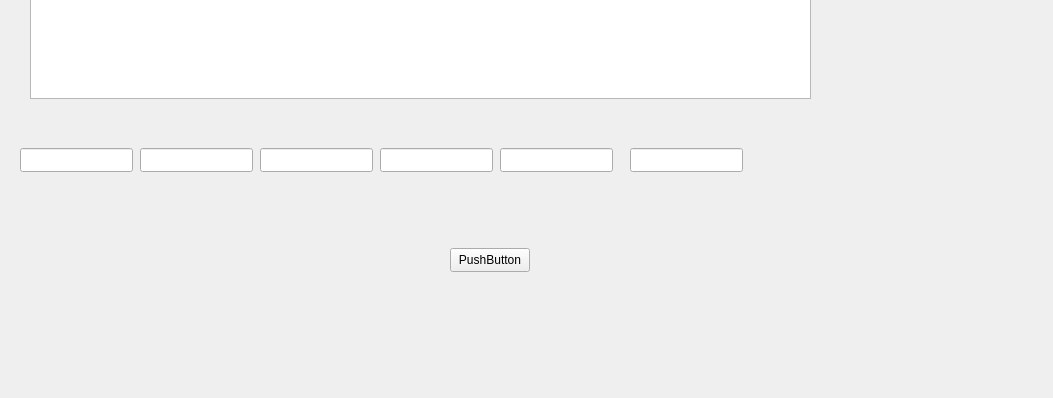
Old version of the form cpp/Accounting/saleslistform.ui in the repository Abbas2026/Accounting; both pictures show x 0 to 1053 and y 252 to 650 of the 1053 by 650 pixel window.
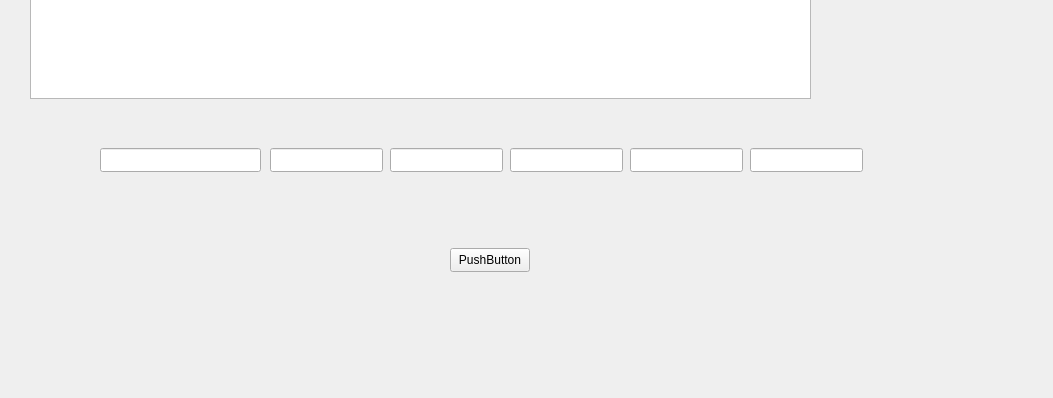
New version of the form.

Patch:
```diff
--- a/cpp/Accounting/saleslistform.ui
+++ b/cpp/Accounting/saleslistform.ui
@@ -39,7 +39,7 @@
   <widget class="QLineEdit" name="lineEdit_code">
    <property name="geometry">
     <rect>
-     <x>630</x>
+     <x>750</x>
      <y>400</y>
      <width>113</width>
      <height>24</height>
@@ -49,7 +49,7 @@
   <widget class="QLineEdit" name="lineEdit_name">
    <property name="geometry">
     <rect>
-     <x>500</x>
+     <x>630</x>
      <y>400</y>
      <width>113</width>
      <height>24</height>
@@ -59,7 +59,7 @@
   <widget class="QLineEdit" name="lineEdit_quantity">
    <property name="geometry">
     <rect>
-     <x>380</x>
+     <x>510</x>
      <y>400</y>
      <width>113</width>
      <height>24</height>
@@ -69,7 +69,7 @@
   <widget class="QLineEdit" name="lineEdit_price">
    <property name="geometry">
     <rect>
-     <x>260</x>
+     <x>390</x>
      <y>400</y>
      <width>113</width>
      <height>24</height>
@@ -79,7 +79,7 @@
   <widget class="QLineEdit" name="lineEdit_total">
    <property name="geometry">
     <rect>
-     <x>140</x>
+     <x>270</x>
      <y>400</y>
      <width>113</width>
      <height>24</height>
@@ -89,9 +89,9 @@
   <widget class="QLineEdit" name="lineEdit_date">
    <property name="geometry">
     <rect>
-     <x>20</x>
+     <x>100</x>
      <y>400</y>
-     <width>113</width>
+     <width>161</width>
      <height>24</height>
     </rect>
    </property>
```
